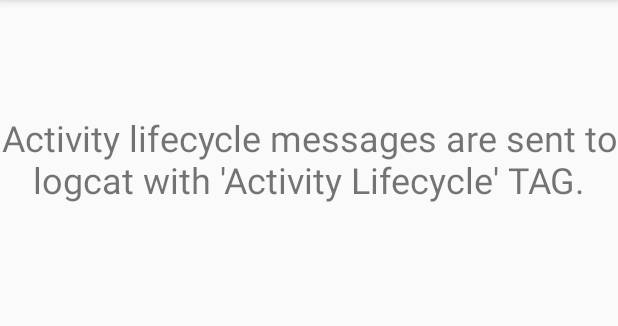
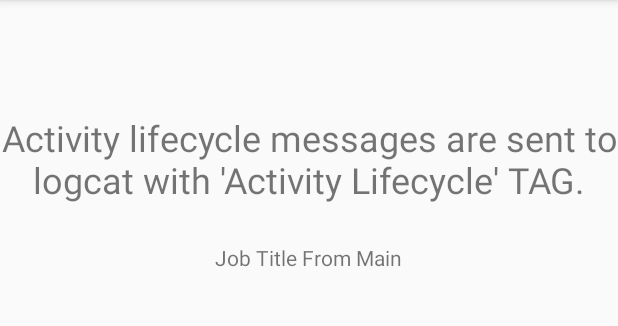
Before and after one commit to just255/AD340, an Android app: the screen it shows after launch (MessageActivity), after a tap on "START", on a phone screen of 412 x 824 dp, the part 84-410 px from its top. Run offline under Robolectric (Android 15) with nearby library versions, the phone set to English and light mode, and no system bars.

Commit message:
send message to activity

```diff
--- a/app/src/main/java/com/justinsimmons/myapplication/MainActivity.java
+++ b/app/src/main/java/com/justinsimmons/myapplication/MainActivity.java
@@ -34,7 +34,9 @@ public class MainActivity extends AppCompatActivity {
         btnStartMessageActivity.setOnClickListener(new View.OnClickListener() {
             public void onClick(View v) {
                 Intent message = new Intent(MainActivity.this, MessageActivity.class);
-                message.putExtra("message", "This message was submitted from Main Activity");
+                EditText txtBox = (EditText) findViewById(R.id.editText);
+                String text = txtBox.getText().toString();
+                message.putExtra("job_title", text);
                 startActivity(message);
             }
         });
--- a/app/src/main/java/com/justinsimmons/myapplication/MessageActivity.java
+++ b/app/src/main/java/com/justinsimmons/myapplication/MessageActivity.java
@@ -4,6 +4,7 @@ import android.content.Intent;
 import android.os.Bundle;
 import android.support.v7.app.AppCompatActivity;
 import android.util.Log;
+import android.widget.TextView;
 import android.widget.Toast;
 
 /**
@@ -21,8 +22,9 @@ public class MessageActivity extends AppCompatActivity{
         lifecycleMessage("onCreate");
 
         Intent intent = getIntent();
-        String message = intent.getStringExtra("message");
-        Toast.makeText(this, message, Toast.LENGTH_LONG).show();
+        String message = intent.getStringExtra("job_title");
+        TextView lblJobTitle = (TextView) findViewById(R.id.lblMessageFromMain);
+        lblJobTitle.setText(message);
     }
     @Override
     public void onStart(){
--- a/app/src/main/res/layout/activity_message.xml
+++ b/app/src/main/res/layout/activity_message.xml
@@ -14,4 +14,22 @@
         android:textAlignment="center"
         android:textSize="24sp" />
 
+    <TextView
+        android:id="@+id/lblJobTitle"
+        android:layout_width="wrap_content"
+        android:layout_height="wrap_content"
+        android:layout_below="@+id/lblMessageActivity"
+        android:layout_centerHorizontal="true"
+        android:layout_marginTop="26dp"
+        android:text="Job Title From Main" />
+
+    <TextView
+        android:id="@+id/lblMessageFromMain"
+        android:layout_width="wrap_content"
+        android:layout_height="wrap_content"
+        android:layout_below="@+id/lblJobTitle"
+        android:layout_centerHorizontal="true"
+        android:layout_marginTop="16dp"
+        android:text="TextView" />
+
 </RelativeLayout>
```
Also changed, not shown: app/src/main/res/layout/activity_main.xml (+12 -0 lines).
